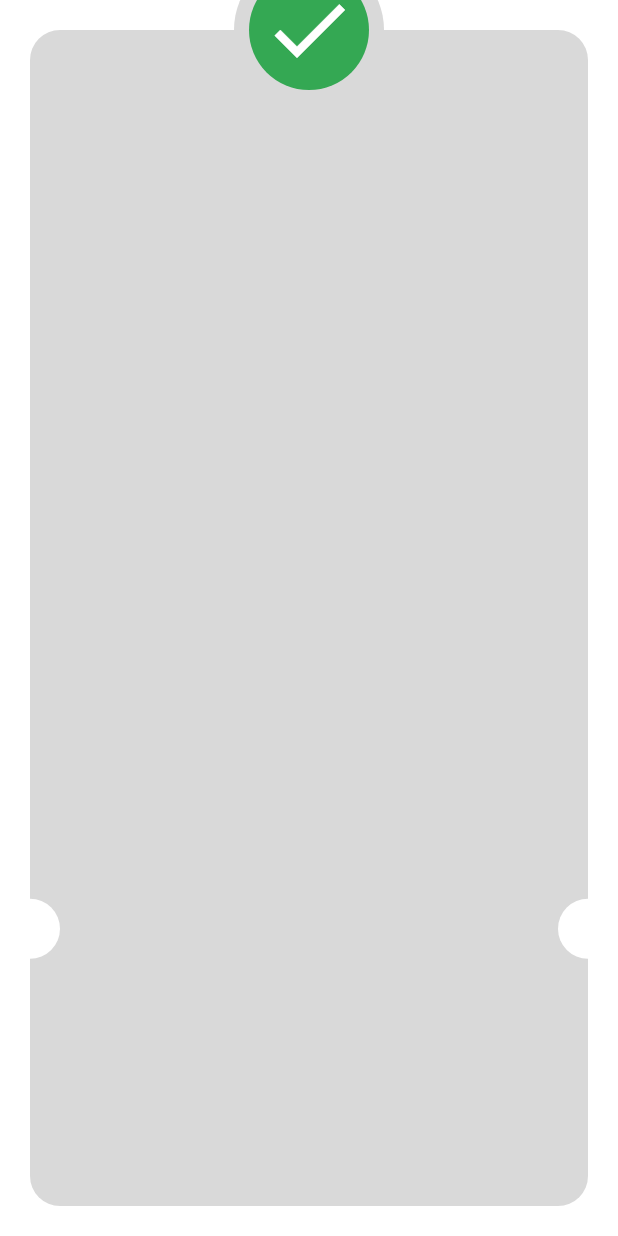
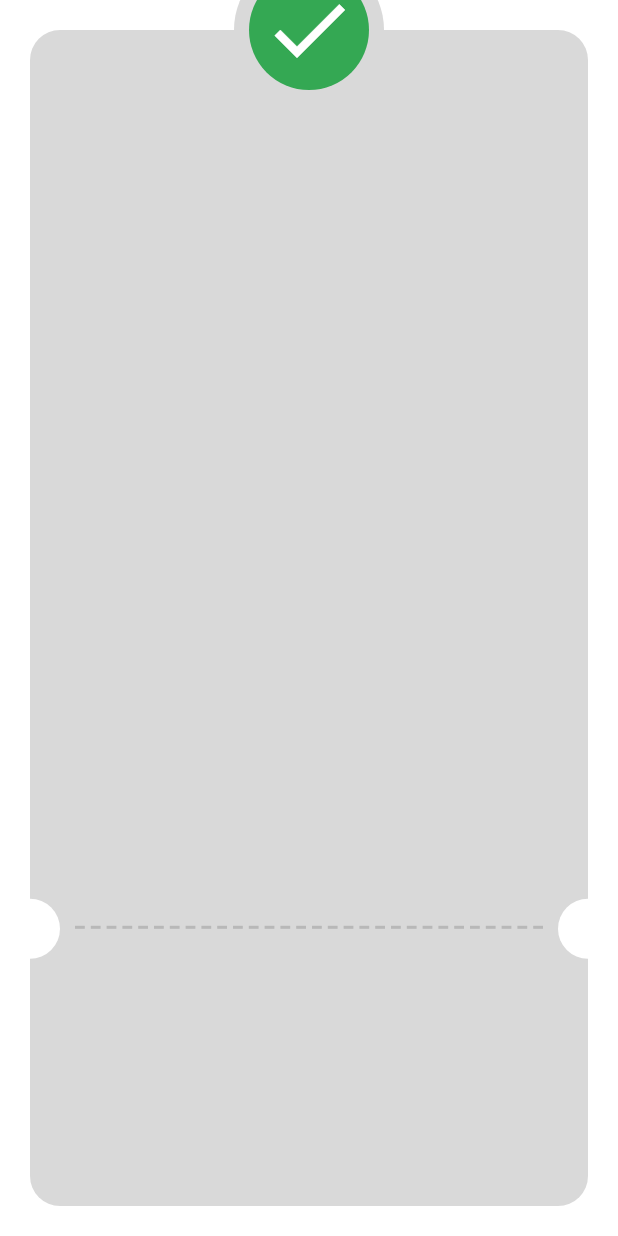
Before and after one commit to mano299/check-out-app, a Flutter app: the ThankYouView screen opened directly, on a phone screen of 412 x 824 dp. Run offline on Flutter 3.47's test engine with Material 3 defaults, Android fonts, the phone set to English and light mode, and no system bars; our stand-ins replace flutter_credit_card, flutter_svg.

Commit message:
create dashed line

```diff
--- a/lib/features/check_out/presentation/widget/thank_you_view_body.dart
+++ b/lib/features/check_out/presentation/widget/thank_you_view_body.dart
@@ -15,6 +15,27 @@ class ThankYouViewBody extends StatelessWidget {
               decoration: BoxDecoration(
                 color: Color(0xffD9D9D9),
                 borderRadius: BorderRadius.circular(20),
+              ),
+            ),
+            Positioned(
+              bottom: MediaQuery.sizeOf(context).height * .2 + 20,
+              left: 28,
+              right: 28,
+              child: Row(
+                children: List.generate(
+                  30,
+                  (index) => Expanded(
+                    child: Padding(
+                      padding: const EdgeInsets.symmetric(horizontal: 2.0),
+                      child: Container(
+                        decoration: BoxDecoration(
+                          color: Color(0xffB8B8B8),
+                        ),
+                        height: 2,
+                      ),
+                    ),
+                  ),
+                ),
               ),
             ),
             Positioned(
```
